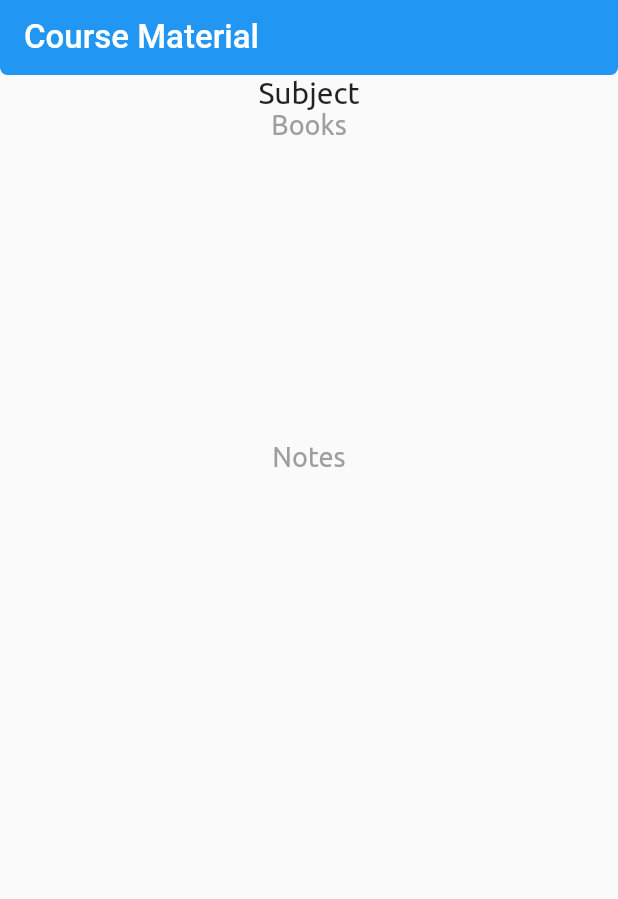
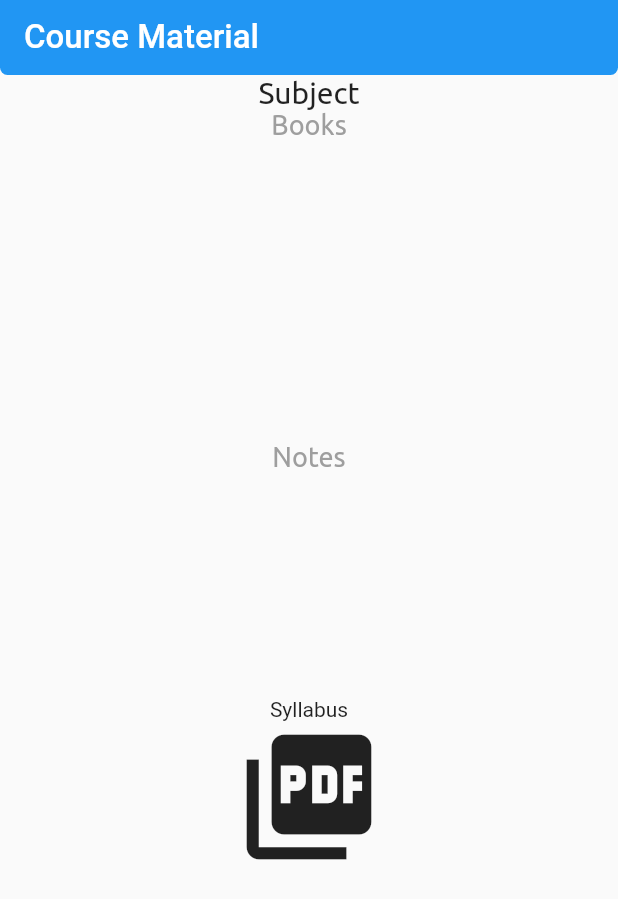
Before and after one commit to VaibhavPachpute21/Study-Buddy, a Flutter app: the StudyMaterialListPage screen opened directly with empty values, on a phone screen of 412 x 824 dp. Shown: the top 899 px of the screen. Run offline on Flutter 3.47's test engine with Material 2 defaults, Android fonts, the phone set to English and light mode, and no system bars; our stand-ins replace dio, getwidget, permission_handler; missing offline and left inert: syncfusion_flutter_pdfviewer; network calls fail.

Commit message:
syllabus link added

```diff
--- a/lib/APIs/Api.dart
+++ b/lib/APIs/Api.dart
@@ -1,5 +1,6 @@
 import 'package:http/http.dart' as http;
 import 'dart:convert' as convert;
+import 'package:study_buddy/global.dart' as global;
 
 class StudyBuddyApis {
   static const server = "https://studybuddy-2acc8-default-rtdb.firebaseio.com/";
@@ -7,7 +8,8 @@ class StudyBuddyApis {
   getAllData(dept, year,sem) async {
     var response = await http.get(Uri.parse(server + "$dept" + ".json"));
     var jsonResponse = convert.jsonDecode(response.body);
-    print(jsonResponse["$year"]);
+    print(jsonResponse["$year"]["$sem"]);
+    global.syllabus=jsonResponse["$year"]["$sem syllabus"].toString();
     return jsonResponse["$year"]["$sem"];
   }
 }
--- a/lib/Screens/Home/StudyMaterialPage.dart
+++ b/lib/Screens/Home/StudyMaterialPage.dart
@@ -3,6 +3,7 @@ import 'package:study_buddy/AppTheme.dart';
 import 'package:study_buddy/CommonWidgets.dart';
 import 'package:study_buddy/Screens/Home/PDFViewer.dart';
 import 'package:url_launcher/url_launcher.dart';
+import 'package:study_buddy/global.dart' as global;
 
 class StudyMaterialListPage extends StatefulWidget {
   final List<dynamic> books;
@@ -28,7 +29,14 @@ class _StudyMaterialListPageState extends State<StudyMaterialListPage> {
                Text("Books",style:AppTheme.pageHeading2,),
               booksList(),
                Text("Notes",style: AppTheme.pageHeading2,),
-              notesList()
+              notesList(),
+              Text("Syllabus"),
+              Container(child: InkWell(
+                child: Icon(Icons.picture_as_pdf,size: 100,),
+                onTap: (){
+                  opentDriveLink(global.syllabus.toString());
+                },
+              ),),
             ],
           )
       );
@@ -101,6 +109,7 @@ class _StudyMaterialListPageState extends State<StudyMaterialListPage> {
     );
   }
 
+
   opentDriveLink(url) async{
     // const url = 'https://drive.google.com/file/d/1Zj2dcKG5TZ0PQdMexJVx8NH5yFk7xS8W/view?usp=sharing';
 
--- a/lib/Screens/Home/SubjectListPage.dart
+++ b/lib/Screens/Home/SubjectListPage.dart
@@ -3,6 +3,7 @@ import 'package:study_buddy/APIs/Api.dart';
 import 'package:study_buddy/AppTheme.dart';
 import 'package:study_buddy/CommonWidgets.dart';
 import 'package:study_buddy/Screens/Home/StudyMaterialPage.dart';
+import 'package:study_buddy/global.dart' as global;
 
 class SubjectListPage extends StatefulWidget {
   final String? dept;
@@ -55,7 +56,7 @@ class _SubjectListPageState extends State<SubjectListPage> {
       subjectsData=[];
     });
     subjectsData.addAll(res);
-
+    print(global.syllabus);
     print(res.length);
     setState(() {
       isLoading = false;
--- /dev/null
+++ b/lib/global.dart
@@ -0,0 +1,3 @@
+library global;
+
+String syllabus='';
```
